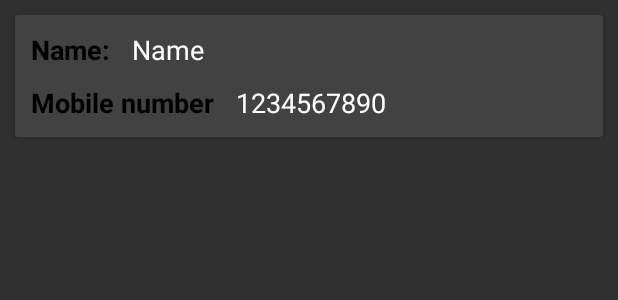
After one commit to agrwl-prankit/Contact.Manager, an Android app: the layout show_contact_view.xml on its own in the app's theme, with its tools: preview values and no code run, on a phone screen of 412 x 824 dp. The commit adds this screen. Shown: the top 300 px of the screen. Run offline under Robolectric (Android 15) with nearby library versions, the phone set to English and light mode, and no system bars.

Commit message:
add show_contact_view.xml and ShowContactAdapter.java

```diff
--- a/app/src/main/AndroidManifest.xml
+++ b/app/src/main/AndroidManifest.xml
@@ -9,7 +9,7 @@
         android:roundIcon="@mipmap/ic_launcher_round"
         android:supportsRtl="true"
         android:theme="@style/Theme.ContactManager">
-        <activity android:name=".MainActivity">
+        <activity android:name=".activity.MainActivity">
             <intent-filter>
                 <action android:name="android.intent.action.MAIN" />
 
--- /dev/null
+++ b/app/src/main/res/layout/show_contact_view.xml
@@ -0,0 +1,66 @@
+<?xml version="1.0" encoding="utf-8"?>
+<androidx.cardview.widget.CardView
+    xmlns:android="http://schemas.android.com/apk/res/android"
+    android:layout_width="match_parent"
+    android:layout_height="wrap_content"
+    android:layout_margin="10dp">
+
+    <LinearLayout
+        android:layout_width="match_parent"
+        android:layout_height="wrap_content"
+        android:orientation="vertical"
+        android:padding="5dp">
+
+        <LinearLayout
+            android:layout_width="match_parent"
+            android:layout_height="wrap_content"
+            android:orientation="horizontal"
+            android:padding="5dp">
+
+            <TextView
+                android:layout_width="wrap_content"
+                android:layout_height="wrap_content"
+                android:text="Name: "
+                android:textSize="18sp"
+                android:textStyle="bold"
+                android:textColor="@color/black"/>
+
+            <TextView
+                android:id="@+id/show_name"
+                android:layout_width="wrap_content"
+                android:layout_height="wrap_content"
+                android:text="Name"
+                android:textSize="18sp"
+                android:textColor="@color/white"
+                android:layout_marginLeft="10dp"/>
+
+        </LinearLayout>
+
+        <LinearLayout
+            android:layout_width="match_parent"
+            android:layout_height="wrap_content"
+            android:orientation="horizontal"
+            android:padding="5dp">
+
+            <TextView
+                android:layout_width="wrap_content"
+                android:layout_height="wrap_content"
+                android:text="Mobile number "
+                android:textSize="18sp"
+                android:textStyle="bold"
+                android:textColor="@color/black"/>
+
+            <TextView
+                android:id="@+id/show_mobile"
+                android:layout_width="wrap_content"
+                android:layout_height="wrap_content"
+                android:text="1234567890"
+                android:textSize="18sp"
+                android:textColor="@color/white"
+                android:layout_marginLeft="10dp"/>
+
+        </LinearLayout>
+
+    </LinearLayout>
+
+</androidx.cardview.widget.CardView>
--- a/app/src/main/res/values/themes.xml
+++ b/app/src/main/res/values/themes.xml
@@ -1,16 +1,7 @@
 <resources xmlns:tools="http://schemas.android.com/tools">
-    <!-- Base application theme. -->
-    <style name="Theme.ContactManager" parent="Theme.MaterialComponents.DayNight.DarkActionBar">
-        <!-- Primary brand color. -->
-        <item name="colorPrimary">@color/purple_500</item>
-        <item name="colorPrimaryVariant">@color/purple_700</item>
-        <item name="colorOnPrimary">@color/white</item>
-        <!-- Secondary brand color. -->
-        <item name="colorSecondary">@color/teal_200</item>
-        <item name="colorSecondaryVariant">@color/teal_700</item>
-        <item name="colorOnSecondary">@color/black</item>
-        <!-- Status bar color. -->
-        <item name="android:statusBarColor" tools:targetApi="l">?attr/colorPrimaryVariant</item>
-        <!-- Customize your theme here. -->
+    <style name="Theme.ContactManager" parent="Theme.Design.NoActionBar">
+        <item name="colorPrimary">@color/teal_700</item>
+        <item name="colorPrimaryDark">@color/teal_200</item>
+        <item name="colorAccent">#022C28</item>
     </style>
 </resources>
```
Also changed, not shown: app/src/main/java/com/prankit/contactmanager/MainActivity.java (deleted, +0 -44 lines), app/src/main/java/com/prankit/contactmanager/activity/MainActivity.java (added, +62 -0 lines), app/src/main/java/com/prankit/contactmanager/adapter/ShowContactAdapter.java (added, +55 -0 lines), app/src/main/res/drawable/icon_add.xml (added, +10 -0 lines), app/src/main/res/layout/activity_main.xml (+22 -9 lines).
